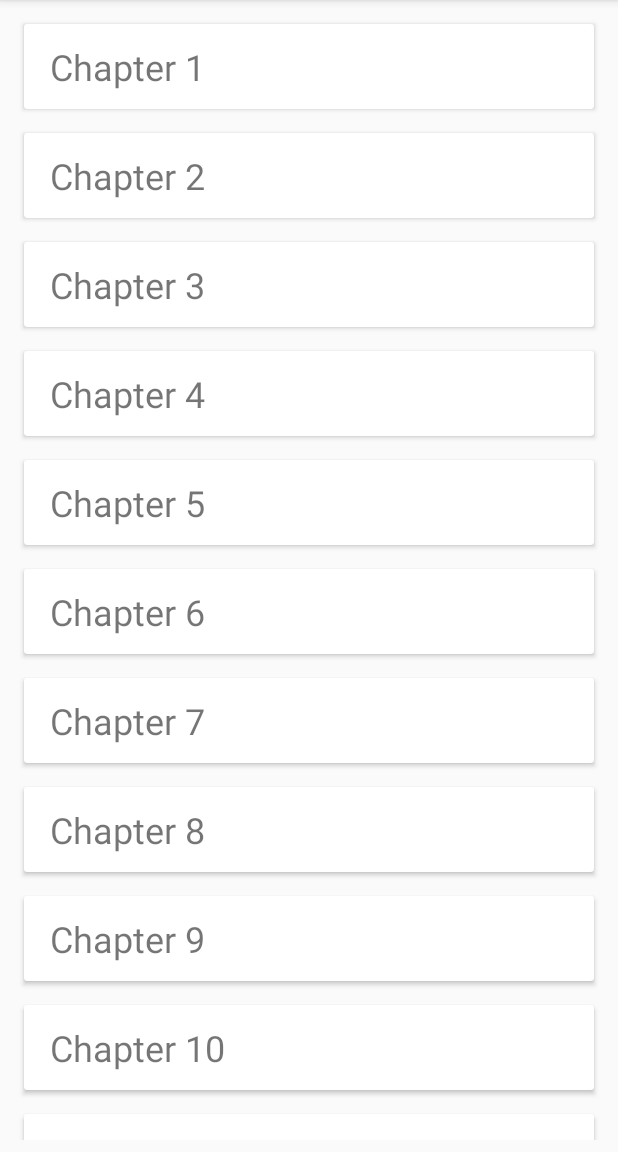
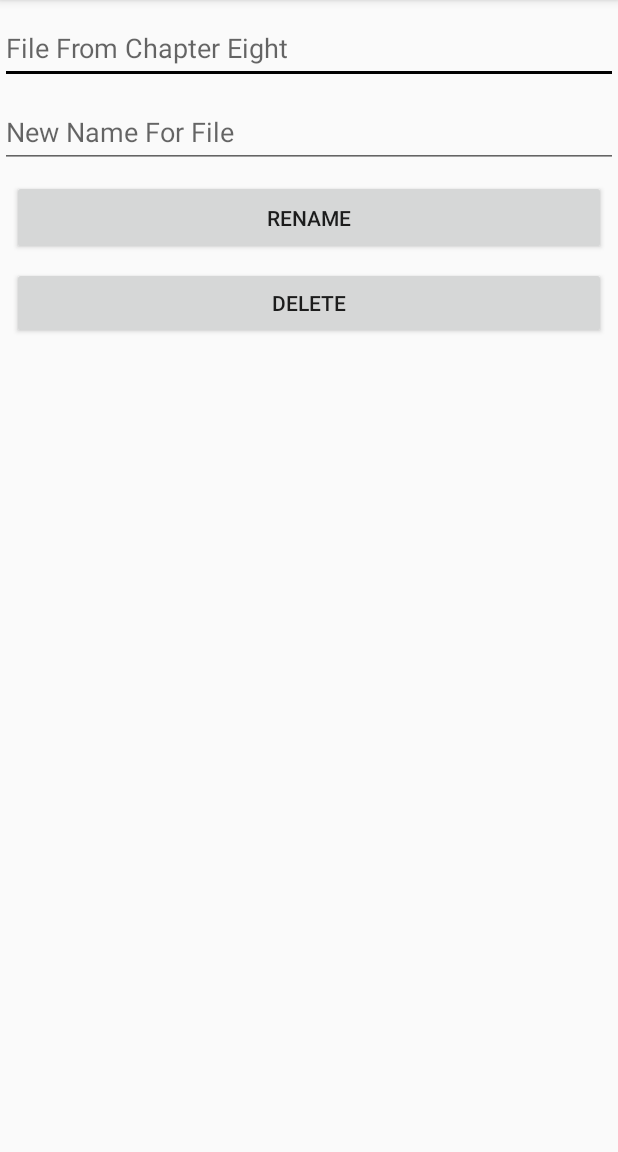
Before and after one commit to theapphideaway/AutomateWithPython, an Android app: the screen it shows after launch (MainActivity before the commit, ChapterNineActivity after it), after a tap on "Chapter 9", on a phone screen of 412 x 824 dp, the part 84-1236 px from its top. Run offline under Robolectric (Android 15) with nearby library versions, the phone set to English and light mode, and no system bars; libraries missing offline, so code that uses them is left out: com.chaquo.python.

Commit message:
Completed chapter nine and ten

```diff
--- a/app/src/main/java/com/theapphideaway/automatewithpython/ChapterAdapter.kt
+++ b/app/src/main/java/com/theapphideaway/automatewithpython/ChapterAdapter.kt
@@ -63,6 +63,10 @@ class ChapterAdapter(private val chapterList: ArrayList<Chapter>, private val co
                     var intent = Intent(context, ChapterEightActivity::class.java)
                     startActivity(context,intent, null)
                 }
+                holder.itemView.chapter.text.toString() == "Chapter 9" -> {
+                    var intent = Intent(context, ChapterNineActivity::class.java)
+                    startActivity(context,intent, null)
+                }
             }
 
         }
--- /dev/null
+++ b/app/src/main/java/com/theapphideaway/automatewithpython/Chapters/ChapterNineActivity.kt
@@ -0,0 +1,52 @@
+package com.theapphideaway.automatewithpython.Chapters
+
+import android.support.v7.app.AppCompatActivity
+import android.os.Bundle
+import android.os.Environment
+import android.widget.Toast
+import com.chaquo.python.Python
+import com.theapphideaway.automatewithpython.R
+import kotlinx.android.synthetic.main.activity_chapter_nine.*
+import java.io.File
+
+class ChapterNineActivity : AppCompatActivity() {
+
+    val py = Python.getInstance()
+    var pyClass = py.getModule("ChapterNine")
+    var fileToReadAndWrite: File? = null
+
+    override fun onCreate(savedInstanceState: Bundle?) {
+        super.onCreate(savedInstanceState)
+        setContentView(R.layout.activity_chapter_nine)
+
+        rename_button.setOnClickListener {
+            var renameResult = pyClass.callAttr("rename_file", getOldFilename(), getNewFilename())
+            Toast.makeText(this, renameResult.toString(), Toast.LENGTH_LONG).show()
+        }
+
+        delete_button.setOnClickListener {
+            var deleteResult = pyClass.callAttr("delete_file", getNewFilename())
+            Toast.makeText(this, deleteResult.toString(), Toast.LENGTH_LONG).show()
+        }
+    }
+
+    private fun getDocumentStoragePath(): File {
+        val path = Environment.getExternalStoragePublicDirectory(Environment.DIRECTORY_DOCUMENTS)
+        if (!path.mkdirs()) {
+            path.mkdirs()
+        }
+        return path
+    }
+
+    private fun getOldFilename(): File {
+        fileToReadAndWrite = File(getDocumentStoragePath(), "${old_file_edit_text.text}.txt")
+
+        return fileToReadAndWrite as File
+    }
+
+    private fun getNewFilename(): File {
+        fileToReadAndWrite = File(getDocumentStoragePath(), "${new_name_edit_text.text}.txt")
+
+        return fileToReadAndWrite as File
+    }
+}
--- /dev/null
+++ b/app/src/main/res/layout/activity_chapter_nine.xml
@@ -0,0 +1,44 @@
+<?xml version="1.0" encoding="utf-8"?>
+<android.support.constraint.ConstraintLayout
+        xmlns:android="http://schemas.android.com/apk/res/android"
+        xmlns:tools="http://schemas.android.com/tools"
+        xmlns:app="http://schemas.android.com/apk/res-auto"
+        android:layout_width="match_parent"
+        android:layout_height="match_parent"
+        tools:context=".Chapters.ChapterNineActivity">
+
+    <EditText
+            android:layout_width="match_parent"
+            android:layout_height="48dp"
+            android:inputType="textPersonName"
+            android:ems="10"
+            android:id="@+id/old_file_edit_text"
+            android:hint="File From Chapter Eight" app:layout_constraintStart_toStartOf="parent"
+            app:layout_constraintEnd_toEndOf="parent"
+            android:layout_marginTop="8dp" app:layout_constraintTop_toTopOf="parent"/>
+    <EditText
+            android:layout_width="match_parent"
+            android:layout_height="48dp"
+            android:inputType="textPersonName"
+            android:ems="10"
+            android:id="@+id/new_name_edit_text"
+            android:hint="New Name For File" app:layout_constraintStart_toStartOf="parent"
+            app:layout_constraintEnd_toEndOf="parent"
+            android:layout_marginTop="8dp"
+            app:layout_constraintTop_toBottomOf="@+id/old_file_edit_text"/>
+    <Button
+            android:text="Rename"
+            android:layout_width="match_parent"
+            android:layout_height="50dp"
+            android:id="@+id/rename_button" android:layout_marginTop="8dp"
+            app:layout_constraintTop_toBottomOf="@+id/new_name_edit_text" app:layout_constraintStart_toStartOf="parent"
+            android:layout_marginStart="8dp" app:layout_constraintEnd_toEndOf="parent" android:layout_marginEnd="8dp"/>
+    <Button
+            android:text="Delete"
+            android:layout_width="match_parent"
+            android:layout_height="wrap_content"
+            android:id="@+id/delete_button" app:layout_constraintStart_toStartOf="parent"
+            android:layout_marginStart="8dp"
+            app:layout_constraintEnd_toEndOf="parent" android:layout_marginEnd="8dp" android:layout_marginTop="8dp"
+            app:layout_constraintTop_toBottomOf="@+id/rename_button"/>
+</android.support.constraint.ConstraintLayout>
```
Also changed, not shown: app/src/main/AndroidManifest.xml (+8 -1 lines), app/src/main/java/com/theapphideaway/automatewithpython/Chapters/ChapterTenActivity.kt (added, +22 -0 lines), app/src/main/res/layout/activity_chapter_ten.xml (added, +40 -0 lines), 6 other files.
